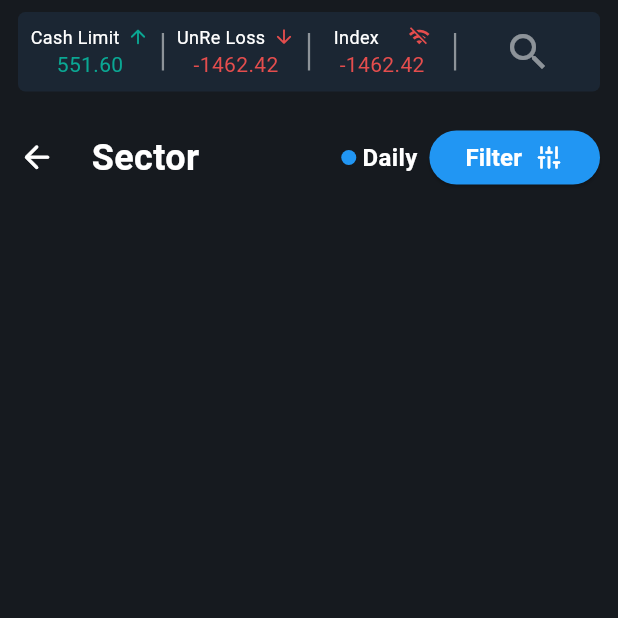
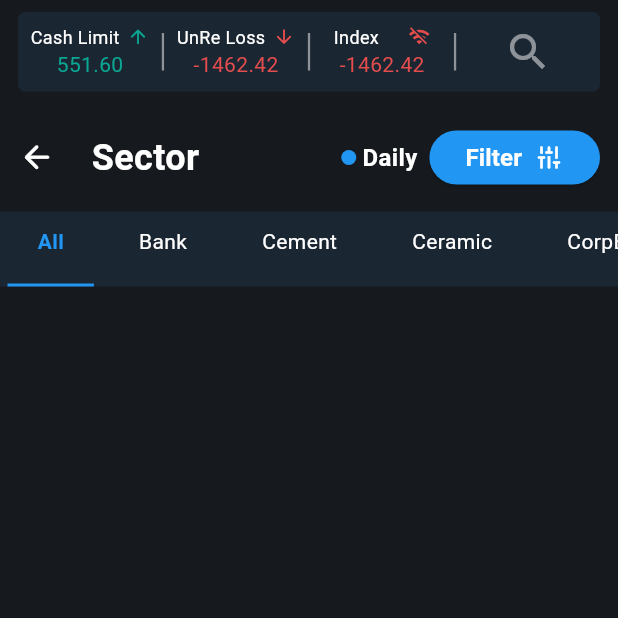
Before and after one commit to BishwayDatta1219/favorite_app, a Flutter app: the screen it shows after launch, on a phone screen of 412 x 824 dp, the top half of it. Run offline on Flutter 3.47's test engine with Material 3 defaults, Android fonts, the phone set to English and light mode, and no system bars.

Commit message:
implemented scrollable menu screen bar

```diff
--- /dev/null
+++ b/lib/favorite_menu_screen.dart
@@ -0,0 +1,88 @@
+import 'package:favorite_app/app_utlis/app_ui_const.dart';
+import 'package:flutter/material.dart';
+
+class FavoriteMenuScreen extends StatefulWidget {
+  const FavoriteMenuScreen({super.key});
+
+  @override
+  State<FavoriteMenuScreen> createState() => _FavoriteMenuScreenState();
+}
+
+class _FavoriteMenuScreenState extends State<FavoriteMenuScreen> {
+  int selectedIndex = 0;
+
+  final List<String> menuItems = [
+    "All",
+    "Bank",
+    "Cement",
+    "Ceramic",
+    "CorpBond",
+    "Item1",
+    "Item2",
+    "Item3",
+  ];
+
+  @override
+  Widget build(BuildContext context) {
+    return Column(
+      children: [
+        Container(
+          height: 50,
+          decoration: BoxDecoration(
+            color: AppUIConst.moonLightBlackColor,
+          ),
+          child: ListView.builder(
+            scrollDirection: Axis.horizontal,
+            itemCount: menuItems.length,
+            itemBuilder: (context, index) {
+              return GestureDetector(
+                onTap: () {
+                  setState(() {
+                    selectedIndex = index;
+                  });
+                },
+                child: Container(
+                  padding: const EdgeInsets.symmetric(
+                    horizontal: 20,
+                    vertical: 10,
+                  ),
+                  margin: const EdgeInsets.symmetric(
+                    horizontal: 5,
+                  ),
+                  decoration: BoxDecoration(
+                    border: Border(
+                      bottom: BorderSide(
+                        color: selectedIndex == index
+                            ? Colors.blue
+                            : Colors.transparent,
+                        width: 2,
+                      ),
+                    ),
+                  ),
+                  child: Text(
+                    menuItems[index],
+                    style: TextStyle(
+                      color:
+                          selectedIndex == index ? Colors.blue : Colors.white,
+                      fontWeight: selectedIndex == index
+                          ? FontWeight.bold
+                          : FontWeight.normal,
+                    ),
+                  ),
+                ),
+              );
+            },
+          ),
+        ),
+        // Expanded(
+        //   child: Center(
+        //     child: Text(
+        //       'Selected: ${menuItems[selectedIndex]}',
+        //       style: const TextStyle(fontSize: 24),
+        //     ),
+        //   ),
+        // ),
+      ],
+    );
+  }
+}
--- a/lib/favorite_page.dart
+++ b/lib/favorite_page.dart
@@ -1,5 +1,6 @@
 import 'package:favorite_app/app_utlis/app_ui_const.dart';
 import 'package:favorite_app/favorite_appbar.dart';
+import 'package:favorite_app/favorite_menu_screen.dart';
 import 'package:favorite_app/favorite_topbar.dart';
 import 'package:flutter/material.dart';
 import 'package:flutter/services.dart';
@@ -25,6 +26,7 @@ class FavoritePage extends StatelessWidget {
         children: [
           FavoriteAppbar(),
           FavoriteTopBar(),
+          FavoriteMenuScreen(),
         ],
       )),
     );
```
